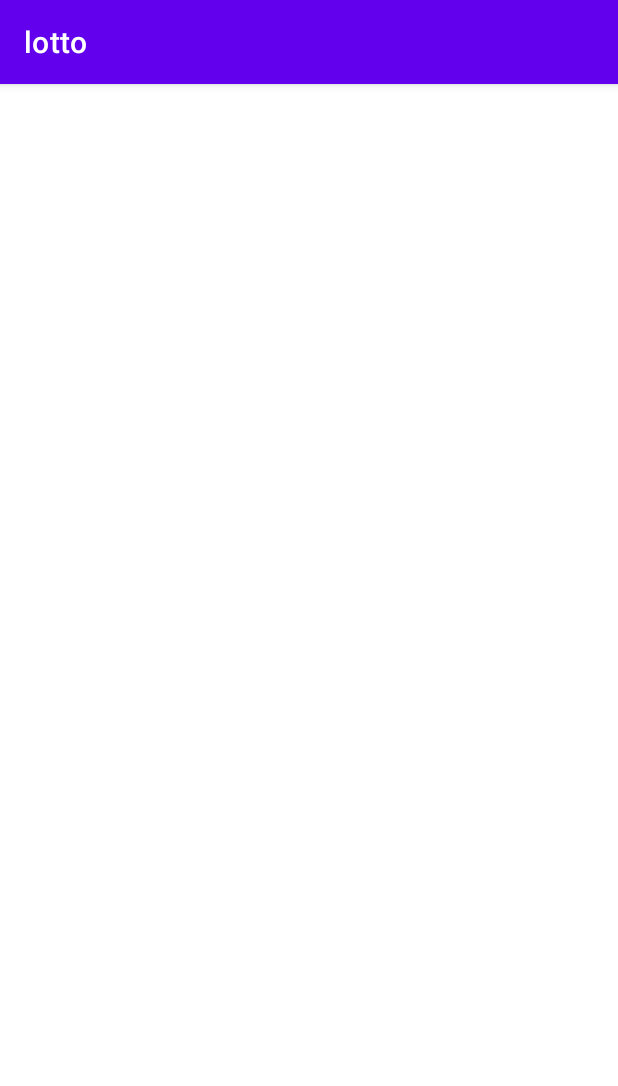
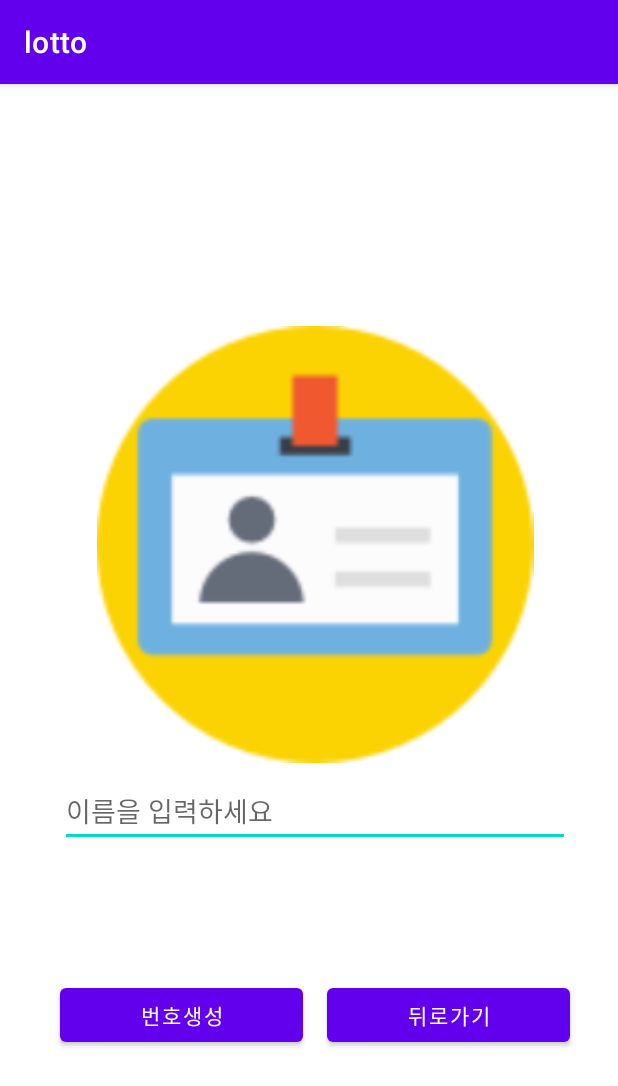
Before and after one commit to ShimWooJeong/lotto, an Android app: the NameActivity screen opened directly, with no data from a screen before it, on a phone screen of 412 x 824 dp. Shown: the top 1086 px of the screen. Run offline under Robolectric (Android 15) with nearby library versions, the phone set to English and light mode, and no system bars.

Commit message:
NameActivity using guidelines

```diff
--- a/app/src/main/res/layout/activity_name.xml
+++ b/app/src/main/res/layout/activity_name.xml
@@ -4,6 +4,78 @@
     xmlns:tools="http://schemas.android.com/tools"
     android:layout_width="match_parent"
     android:layout_height="match_parent"
+    android:layout_marginLeft="8dp"
+    app:layout_constraintGuide_begin="20dp"
     tools:context=".NameActivity">
 
+    <androidx.constraintlayout.widget.Guideline
+        android:id="@+id/guideline1"
+        android:layout_width="wrap_content"
+        android:layout_height="wrap_content"
+        android:orientation="horizontal"
+        app:layout_constraintGuide_percent="0.2" />
+
+    <androidx.constraintlayout.widget.Guideline
+        android:id="@+id/guideline2"
+        android:layout_width="wrap_content"
+        android:layout_height="wrap_content"
+        android:orientation="horizontal"
+        app:layout_constraintGuide_percent="0.6" />
+
+    <ImageView
+        android:id="@+id/imageView5"
+        android:layout_width="0dp"
+        android:layout_height="0dp"
+        android:layout_margin="8dp"
+        app:layout_constraintBottom_toTopOf="@id/guideline2"
+        app:layout_constraintEnd_toEndOf="parent"
+        app:layout_constraintStart_toStartOf="parent"
+        app:layout_constraintTop_toTopOf="@+id/guideline1"
+        app:srcCompat="@drawable/name" />
+
+    <EditText
+        android:id="@+id/editText"
+        android:layout_width="0dp"
+        android:layout_height="wrap_content"
+        android:layout_marginStart="32dp"
+        android:layout_marginEnd="32dp"
+        android:hint="이름을 입력하세요"
+        android:inputType="textPersonName"
+        app:layout_constraintBottom_toBottomOf="parent"
+        app:layout_constraintEnd_toEndOf="parent"
+        app:layout_constraintHorizontal_bias="0.496"
+        app:layout_constraintStart_toStartOf="parent"
+        app:layout_constraintTop_toBottomOf="@+id/guideline2"
+        app:layout_constraintVertical_bias="0" />
+
+    <androidx.constraintlayout.widget.Guideline
+        android:id="@+id/guideline3"
+        android:layout_width="wrap_content"
+        android:layout_height="wrap_content"
+        android:orientation="vertical"
+        app:layout_constraintGuide_percent="0.5" />
+
+    <Button
+        android:id="@+id/btnGo"
+        android:layout_width="0dp"
+        android:layout_height="wrap_content"
+        android:layout_marginTop="88dp"
+        android:layout_marginRight="8dp"
+        android:text="번호생성"
+        app:layout_constraintEnd_toEndOf="@id/editText"
+        app:layout_constraintEnd_toStartOf="@+id/guideline3"
+        app:layout_constraintHorizontal_bias="0.476"
+        app:layout_constraintStart_toStartOf="@+id/editText"
+        app:layout_constraintTop_toBottomOf="@+id/editText" />
+
+    <Button
+        android:id="@+id/btnBack"
+        android:layout_width="0dp"
+        android:layout_height="wrap_content"
+        android:layout_marginLeft="8dp"
+        android:text="뒤로가기"
+        app:layout_constraintEnd_toEndOf="@id/editText"
+        app:layout_constraintHorizontal_bias="0.47"
+        app:layout_constraintStart_toStartOf="@+id/guideline3"
+        app:layout_constraintTop_toTopOf="@+id/btnGo" />
 </androidx.constraintlayout.widget.ConstraintLayout>
```
